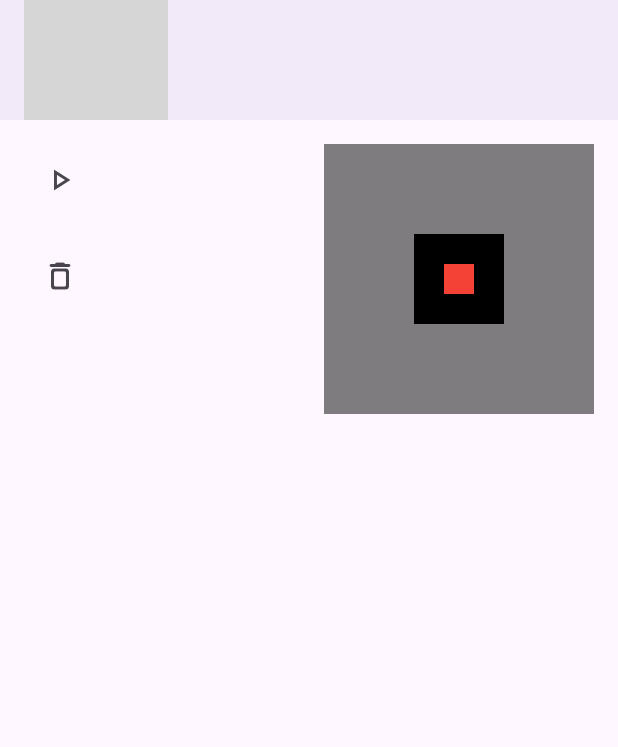
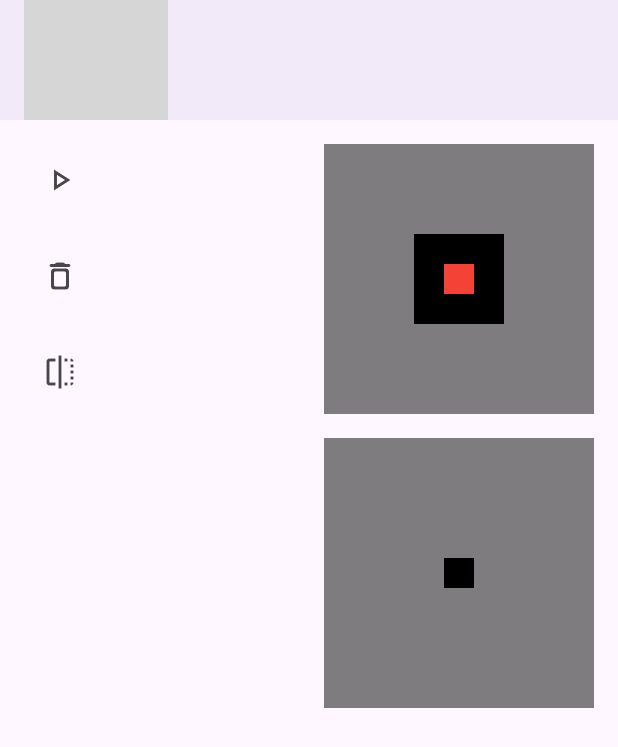
Before and after one commit to TiagoLacerda/portfolio-automata, a Flutter app: the screen it shows after launch, on a phone screen of 412 x 824 dp. Shown: the top 747 px of the screen. Run offline on Flutter 3.47's test engine with Material 3 defaults, Android fonts, the phone set to English and light mode, and no system bars; our stand-ins replace flutter_svg, go_router, web; missing offline and left inert: overlay_options_button, portfolio_design_system; grey boxes are pictures that could not be loaded.

Commit message:
First iteration of MM integration

```diff
--- /dev/null
+++ b/lib/app/core/mathematical_morphology/mathematical_morphology.dart
@@ -0,0 +1,106 @@
+import '../grid/grid.dart';
+
+typedef GridBounds = ({
+  int minI,
+  int minJ,
+  int maxI,
+  int maxJ,
+});
+
+abstract final class MathematicalMorphology {
+  static GridBounds? boundingBox(Grid grid) {
+    int? minI;
+    int? minJ;
+    int? maxI;
+    int? maxJ;
+
+    for (final (i, j, _) in grid.nonZeroCells) {
+      minI = minI == null
+          ? i
+          : i < minI
+          ? i
+          : minI;
+      minJ = minJ == null
+          ? j
+          : j < minJ
+          ? j
+          : minJ;
+      maxI = maxI == null
+          ? i
+          : i > maxI
+          ? i
+          : maxI;
+      maxJ = maxJ == null
+          ? j
+          : j > maxJ
+          ? j
+          : maxJ;
+    }
+
+    if (minI == null) {
+      return null;
+    }
+
+    return (
+      minI: minI,
+      minJ: minJ!,
+      maxI: maxI!,
+      maxJ: maxJ!,
+    );
+  }
+
+  static Grid<T> complement<T extends num>(Grid<T> grid) {
+    final bounds = boundingBox(grid);
+
+    if (bounds == null) {
+      return Grid<T>(chunkSize: grid.chunkSize);
+    }
+
+    final result = Grid<T>(chunkSize: grid.chunkSize);
+
+    for (var i = bounds.minI; i <= bounds.maxI; i++) {
+      for (var j = bounds.minJ; j <= bounds.maxJ; j++) {
+        result.set(
+          i,
+          j,
+          grid.get(i, j) == 0 ? 1 as T : 0 as T,
+        );
+      }
+    }
+
+    return result;
+  }
+
+  static Grid<T> translation<T extends num>(
+    Grid<T> grid,
+    int di,
+    int dj,
+  ) {
+    final result = Grid<T>(chunkSize: grid.chunkSize);
+
+    for (final (i, j, value) in grid.nonZeroCells) {
+      result.set(i + di, j + dj, value);
+    }
+
+    return result;
+  }
+
+  static Grid<T> dilation<T extends num>(
+    Grid<T> grid,
+    Grid<num> structuringElement,
+  ) {
+    final result = Grid<T>(chunkSize: grid.chunkSize);
+
+    for (final (i, j, value) in grid.nonZeroCells) {
+      for (final (si, sj, _) in structuringElement.nonZeroCells) {
+        result.set(
+          i + si,
+          j + sj,
+          value,
+        );
+      }
+    }
+
+    return result;
+  }
+}
--- a/lib/app/modules/home/home_controller.dart
+++ b/lib/app/modules/home/home_controller.dart
@@ -3,6 +3,8 @@ import 'dart:async';
 import 'package:flutter/material.dart';
 
 import '../../core/automata/automaton.dart';
+import '../../core/grid/grid.dart';
+import '../../core/mathematical_morphology/mathematical_morphology.dart';
 
 final class HomeController with ChangeNotifier {
   final neighborhoodGridSize = 9;
@@ -12,6 +14,8 @@ final class HomeController with ChangeNotifier {
     ((neighborhoodGridSize ~/ 2) * neighborhoodGridCellSize).toDouble(),
     ((neighborhoodGridSize ~/ 2) * neighborhoodGridCellSize).toDouble(),
   );
+
+  final structuringElement = Grid<int>()..set(0, 0, 1);
 
   bool running = true;
 
@@ -38,7 +42,10 @@ final class HomeController with ChangeNotifier {
   }
 
   void update() {
+    game.grid = MathematicalMorphology.dilation(game.grid, structuringElement);
     game.update();
     notifyListeners();
   }
+
+  void notify() => notifyListeners();
 }
--- a/lib/app/modules/home/home_view.dart
+++ b/lib/app/modules/home/home_view.dart
@@ -5,6 +5,7 @@ import 'package:portfolio_design_system/portfolio_design_system.dart';
 
 import '../../app_controller.dart';
 import '../../core/grid/widgets/grid_widget.dart';
+import '../../core/mathematical_morphology/mathematical_morphology.dart';
 import 'home_controller.dart';
 
 class HomeView extends StatelessWidget {
@@ -71,6 +72,16 @@ class HomeView extends StatelessWidget {
             ),
           );
 
+          final complementButton = IconButton(
+            onPressed: () {
+              controller.game.grid = MathematicalMorphology.complement(controller.game.grid);
+              controller.notify();
+            },
+            icon: Icon(
+              Icons.flip_outlined,
+            ),
+          );
+
           final cellColor = Theme.of(context).brightness == Brightness.dark ? Colors.white : Colors.black;
 
           return Scaffold(
@@ -107,6 +118,7 @@ class HomeView extends StatelessWidget {
                     children: [
                       updateButton,
                       clearButton,
+                      complementButton,
                     ],
                   ),
                 ),
@@ -139,6 +151,18 @@ class HomeView extends StatelessWidget {
                           },
                         ),
                       ),
+                      Container(
+                        width: (controller.neighborhoodGridSize * controller.neighborhoodGridCellSize).toDouble(),
+                        height: (controller.neighborhoodGridSize * controller.neighborhoodGridCellSize).toDouble(),
+                        color: cellColor.withValues(alpha: 0.5),
+                        child: GridWidget<int>(
+                          grid: controller.structuringElement,
+                          initialZoom: controller.initialZoom,
+                          initalOffset: controller.initialOffset,
+                          enableEditing: true,
+                          enablePanAndZoom: false,
+                        ),
+                      ),
                     ],
                   ),
                 ),
```
Also changed, not shown: 1 other file.
